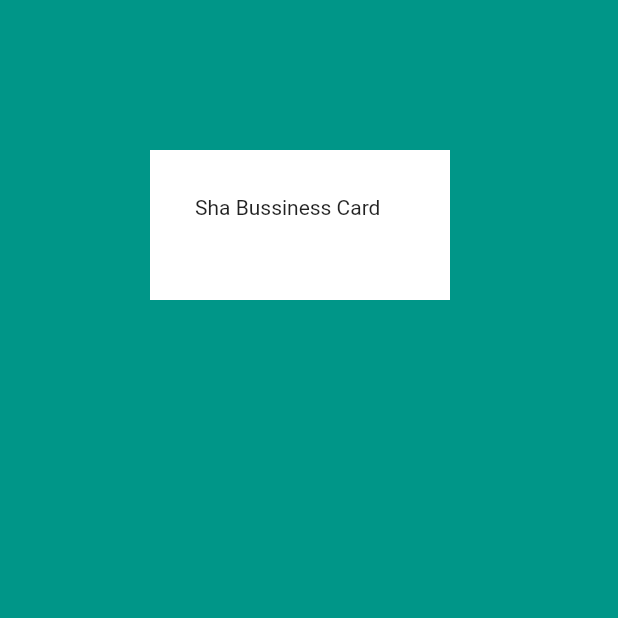
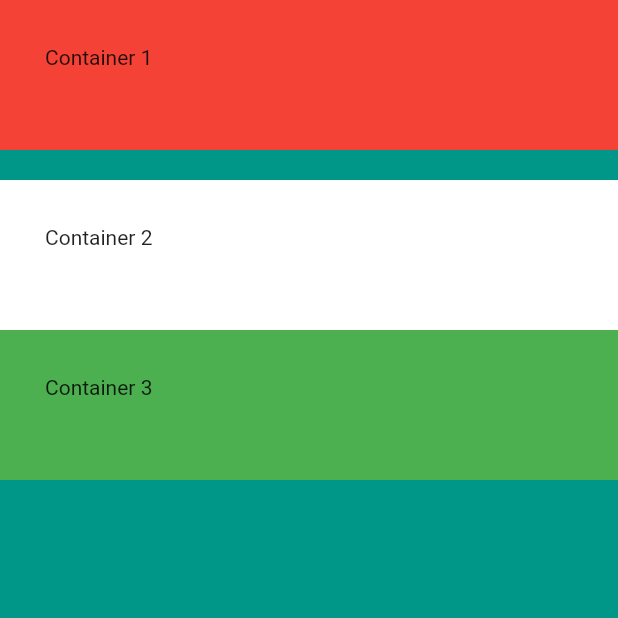
Before and after one commit to Arunachalam0007/Flutter-Learning-App-22, a Flutter app: the screen it shows after launch, on a phone screen of 412 x 824 dp, the top half of it. Run offline on Flutter 3.47's test engine with Material 2 defaults, Android fonts, the phone set to English and light mode, and no system bars.

Commit message:
Business_card_app: Column & Row  layout

```diff
--- a/Flutter Basic Apps/business_card_app/lib/main.dart
+++ b/Flutter Basic Apps/business_card_app/lib/main.dart
@@ -11,13 +11,35 @@ class MyApp extends StatelessWidget {
       home: Scaffold(
         backgroundColor: Colors.teal,
         body: SafeArea(
-          child: Container(
-            height: 100,
-            width: 200,
-            color: Colors.white,
-            margin: EdgeInsets.only(left: 100, top: 100),
-            child: Text('Sha Bussiness Card'),
-            padding: EdgeInsets.all(30),
+          child: Column(
+           // mainAxisAlignment: MainAxisAlignment.center,
+            crossAxisAlignment: CrossAxisAlignment.stretch,
+            children: <Widget>[
+              Container(
+                height: 100,
+                width: 100,
+                color: Colors.red,
+                child: Text('Container 1'),
+                padding: EdgeInsets.all(30),
+              ),
+              SizedBox(
+                height: 20,
+              ),
+              Container(
+                height: 100,
+                width: 100,
+                color: Colors.white,
+                child: Text('Container 2'),
+                padding: EdgeInsets.all(30),
+              ),
+              Container(
+                height: 100,
+                width: 100,
+                color: Colors.green,
+                child: Text('Container 3'),
+                padding: EdgeInsets.all(30),
+              ),
+            ],
           ),
         ),
       ),
```
